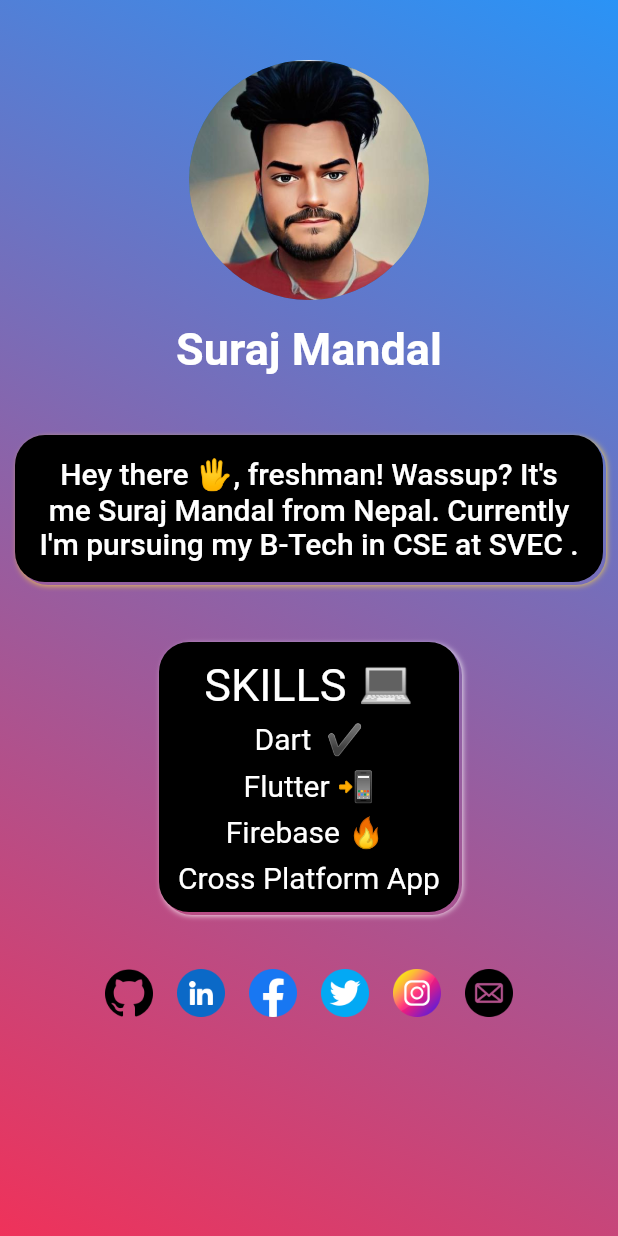
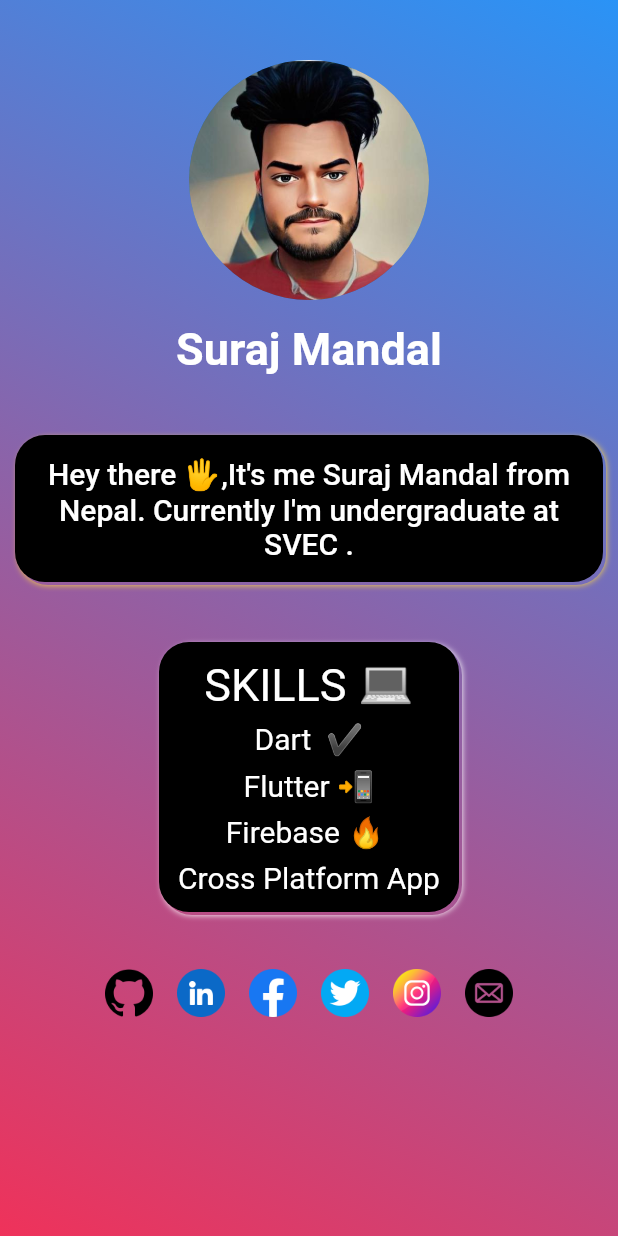
Before and after one commit to surajmandal99/animated_portfolio_app, a Flutter app: the screen it shows after launch, on a phone screen of 412 x 824 dp. Run offline on Flutter 3.47's test engine with Material 2 defaults, Android fonts, the light colour scheme and no system bars.

Commit message:
update_in_ui

```diff
--- a/lib/screen/home_screen.dart
+++ b/lib/screen/home_screen.dart
@@ -92,7 +92,7 @@ class _HomeScreenState extends State<HomeScreen> {
                   child: const Padding(
                     padding: EdgeInsets.all(14.0),
                     child: Text(
-                      "Hey there 🖐️, freshman! Wassup? It's me Suraj Mandal from Nepal. Currently I'm pursuing my B-Tech in CSE at SVEC .",
+                      "Hey there 🖐️,It's me Suraj Mandal from Nepal. Currently I'm undergraduate at SVEC .",
                       maxLines: 4,
                       overflow: TextOverflow.ellipsis,
                       textAlign: TextAlign.center,
```
